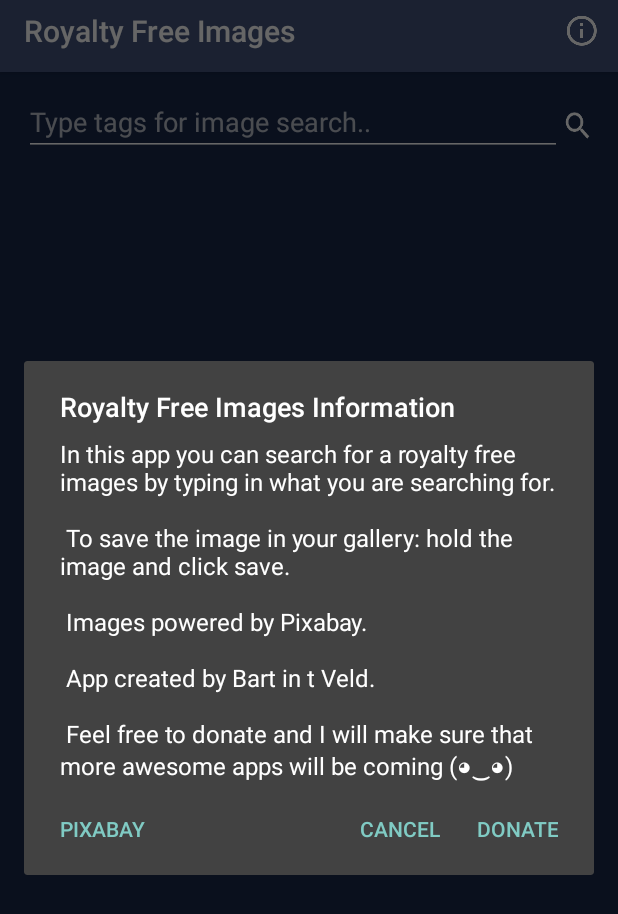
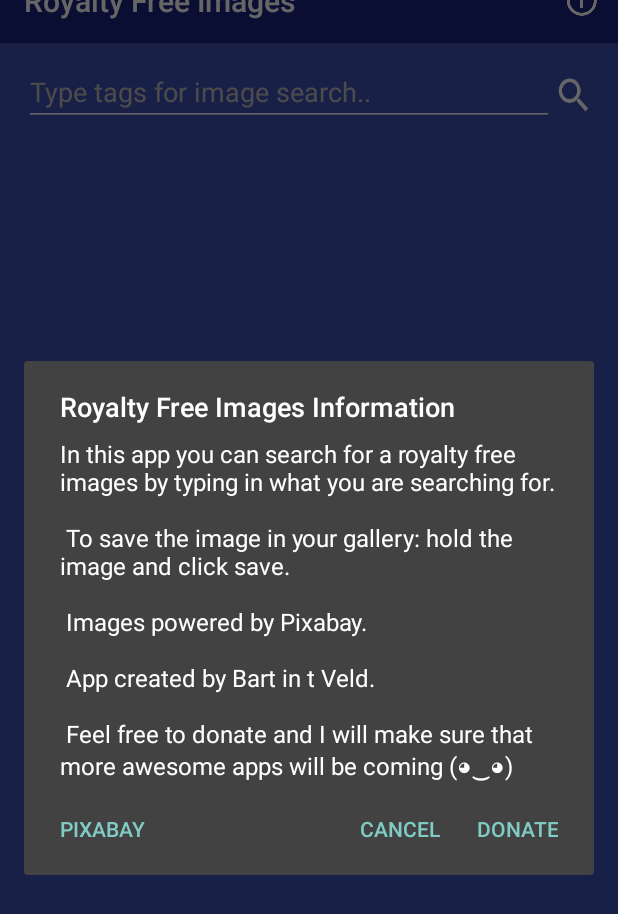
Before and after one commit to BartInTheField/Royalty-Free-Images, an Android app: the screen it shows after launch (MainActivity), after a tap on "info", on a phone screen of 412 x 824 dp. Shown: the top 914 px of the screen. Run offline under Robolectric (Android 15) with nearby library versions, the phone set to English and light mode, and no system bars; our stand-ins replace AdMob, Picasso; pictures from the network do not load.

Commit message:
Change of style 1.2.0

```diff
--- a/app/build.gradle
+++ b/app/build.gradle
@@ -7,8 +7,8 @@ android {
         applicationId "com.bartintveld.royaltyfreeimages"
         minSdkVersion 17
         targetSdkVersion 25
-        versionCode 3
-        versionName "1.1.0"
+        versionCode 4
+        versionName "1.2.0"
         testInstrumentationRunner "android.support.test.runner.AndroidJUnitRunner"
     }
     buildTypes {
--- a/app/src/main/AndroidManifest.xml
+++ b/app/src/main/AndroidManifest.xml
@@ -2,8 +2,9 @@
 <manifest xmlns:android="http://schemas.android.com/apk/res/android"
     package="com.bartintveld.royaltyfreeimages">
 
+    <uses-permission android:name="android.permission.VIBRATE" />
     <uses-permission android:name="android.permission.WRITE_EXTERNAL_STORAGE"/>
-    <uses-permission android:name="android.permission.INTERNET"></uses-permission>
+    <uses-permission android:name="android.permission.INTERNET"/>
 
     <application
         android:allowBackup="true"
--- a/app/src/main/res/layout/activity_main.xml
+++ b/app/src/main/res/layout/activity_main.xml
@@ -53,8 +53,7 @@
         <android.support.v7.widget.Toolbar
             android:id="@+id/my_toolbar"
             android:layout_width="0dp"
-            android:layout_height="wrap_content"
-            android:layout_marginTop="32dp"
+            android:layout_height="56dp"
             android:layout_weight="8"
             android:background="@color/colorPrimaryLight"
             android:elevation="4dp"
@@ -63,6 +62,7 @@
             app:layout_constraintEnd_toEndOf="parent"
             app:layout_constraintStart_toStartOf="parent"
             app:layout_constraintTop_toTopOf="parent"
+            app:layout_constraintVertical_bias="0.0"
             app:popupTheme="@style/ThemeOverlay.AppCompat.Light" />
 
         <LinearLayout
@@ -92,22 +92,23 @@
                     android:layout_gravity="center"
                     android:layout_weight="8"
                     android:backgroundTint="@android:color/white"
-                    android:hint="Type tags for image search.."
+                    android:hint="@string/hint"
                     android:imeOptions="actionSearch"
                     android:inputType="textCapWords"
                     android:lines="1"
                     android:textColor="@android:color/white"
+                    android:textColorHint="@color/hinttext"
                     android:textCursorDrawable="@null" />
 
                 <Button
                     android:id="@+id/button"
-                    android:layout_width="24dp"
-                    android:layout_height="24dp"
+                    android:layout_width="30dp"
+                    android:layout_height="30dp"
                     android:layout_gravity="center"
                     android:layout_weight="1"
                     android:background="@drawable/ic_search"
+                    android:contextClickable="false"
                     android:onClick="searchArtist"
-                    android:padding="8dp"
                     android:textColor="@android:color/white" />
             </LinearLayout>
 
--- a/app/src/main/res/values/colors.xml
+++ b/app/src/main/res/values/colors.xml
@@ -1,8 +1,9 @@
 <?xml version="1.0" encoding="utf-8"?>
 <resources>
-    <color name="colorPrimary">#18284a</color>
-    <color name="colorPrimaryLight">#45547a</color>
+    <color name="colorPrimary">#3F51B5</color>
+    <color name="colorPrimaryLight">#1A237E</color>
     <color name="colorAccent">#84bd00</color>
-
+    <color name="failure">#e53935</color>
+    <color name="hinttext">#BDBDBD</color>
     <color name="black_overlay">#000000</color>
 </resources>
--- a/app/src/main/res/values/strings.xml
+++ b/app/src/main/res/values/strings.xml
@@ -14,4 +14,5 @@
     <string name="donate_link">https://www.paypal.com/cgi-bin/webscr?cmd=_s-xclick&amp;hosted_button_id=XAHBQX4Y98CFC</string>
 
     <string name="bart_easter">Bartaveld</string>
+    <string name="hint">Type tags for image search..</string>
 </resources>
```
Also changed, not shown: app/src/main/java/com/bartintveld/royaltyfreeimages/MainActivity.java (+8 -0 lines).
